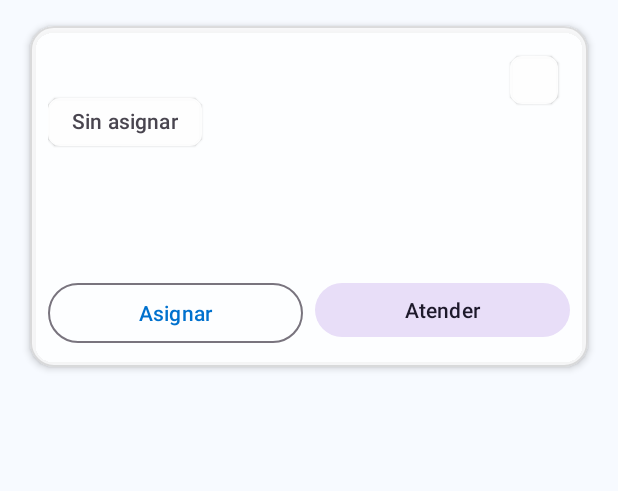
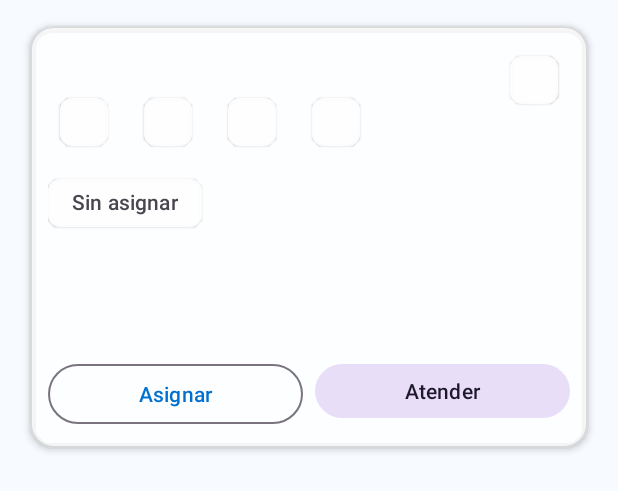
Before and after one commit to Aragon2001/TecniApp_ICE, an Android app: the layout item_averia.xml on its own in the app's theme, with its tools: preview values and no code run, on a phone screen of 412 x 824 dp. Shown: the top 491 px of the screen. Run offline under Robolectric (Android 15) with nearby library versions, the phone set to English and light mode, and no system bars.

```diff
--- a/app/src/main/java/com/Arasoftsolutions/tecniapp_ice/ui/averias/AveriasRepositoy.kt
+++ b/app/src/main/java/com/Arasoftsolutions/tecniapp_ice/ui/averias/AveriasRepositoy.kt
@@ -88,6 +88,7 @@ class AveriasRepository(private val db: AppDatabase) {
   suspend fun syncFromIce(bearer: String?): List<String> = withContext(Dispatchers.IO) {
     val list = IceApi.service.getAverias(bearer?.takeIf { it.isNotBlank() }?.let { "Bearer $it" })
       .mapNotNull { map(it) }
+      .filter { it.idEstadoAve == 1 }
     val before = dao.allIds().toSet()
     dao.upsertAll(list)
     val after = dao.allIds().toSet()
--- a/app/src/main/res/layout/item_averia.xml
+++ b/app/src/main/res/layout/item_averia.xml
@@ -37,6 +37,41 @@
             app:layout_constraintEnd_toEndOf="parent"
             app:layout_constraintTop_toTopOf="@id/tvTitulo" />
 
+        <!-- Metadatos: Caso, NISE, Región, Agencia -->
+        <com.google.android.material.chip.ChipGroup
+            android:id="@+id/chipGroupMeta"
+            android:layout_width="0dp"
+            android:layout_height="wrap_content"
+            android:layout_marginTop="6dp"
+            app:layout_constraintEnd_toEndOf="parent"
+            app:layout_constraintStart_toStartOf="parent"
+            app:layout_constraintTop_toBottomOf="@id/tvTitulo">
+
+            <com.google.android.material.chip.Chip
+                android:id="@+id/chipCaso"
+                style="@style/Widget.Material3.Chip.Assist.Elevated"
+                android:layout_width="wrap_content"
+                android:layout_height="wrap_content" />
+
+            <com.google.android.material.chip.Chip
+                android:id="@+id/chipNise"
+                style="@style/Widget.Material3.Chip.Assist.Elevated"
+                android:layout_width="wrap_content"
+                android:layout_height="wrap_content" />
+
+            <com.google.android.material.chip.Chip
+                android:id="@+id/chipRegion"
+                style="@style/Widget.Material3.Chip.Assist.Elevated"
+                android:layout_width="wrap_content"
+                android:layout_height="wrap_content" />
+
+            <com.google.android.material.chip.Chip
+                android:id="@+id/chipAgencia"
+                style="@style/Widget.Material3.Chip.Assist.Elevated"
+                android:layout_width="wrap_content"
+                android:layout_height="wrap_content" />
+        </com.google.android.material.chip.ChipGroup>
+
         <!-- Asignado a -->
         <com.google.android.material.chip.Chip
             android:id="@+id/chipAsignadoA"
@@ -46,7 +81,7 @@
             android:layout_marginTop="6dp"
             android:text="@string/averia_sin_asignar"
             app:layout_constraintStart_toStartOf="parent"
-            app:layout_constraintTop_toBottomOf="@id/tvTitulo" />
+            app:layout_constraintTop_toBottomOf="@id/chipGroupMeta" />
 
         <!-- Causa -->
         <TextView
--- a/app/src/main/res/values/strings.xml
+++ b/app/src/main/res/values/strings.xml
@@ -32,6 +32,8 @@
     <string name="averia_asignar_desc">Asignar esta avería al técnico actual</string>
     <string name="averia_atender_desc">Atender ahora (auto-asigna si es necesario)</string>
     <string name="averia_cancelar_desc">Cancelar asignación y regresar a Pendiente</string>
+    <string name="averia_cerrar">Cerrar</string>
+    <string name="averia_ver_mapa">Ver mapa</string>
     <string name="averias_vacio">No hay averías con los filtros actuales.</string>
     <string name="estado_pendiente">Pendiente</string>
     <string name="estado_asignada">Asignada</string>
```
Also changed, not shown: app/src/main/java/com/Arasoftsolutions/tecniapp_ice/ui/averias/AveriaDetalleBottomSheet.kt (added, +58 -0 lines), app/src/main/java/com/Arasoftsolutions/tecniapp_ice/ui/averias/AveriasAdapter.kt (+20 -9 lines), app/src/main/java/com/Arasoftsolutions/tecniapp_ice/ui/averias/AveriasFragment.kt (+4 -7 lines), app/src/main/java/com/Arasoftsolutions/tecniapp_ice/ui/averias/AveriasViewModel.kt (+10 -8 lines), app/src/main/res/layout/bottomsheet_averia_detalle.xml (added, +80 -0 lines).
